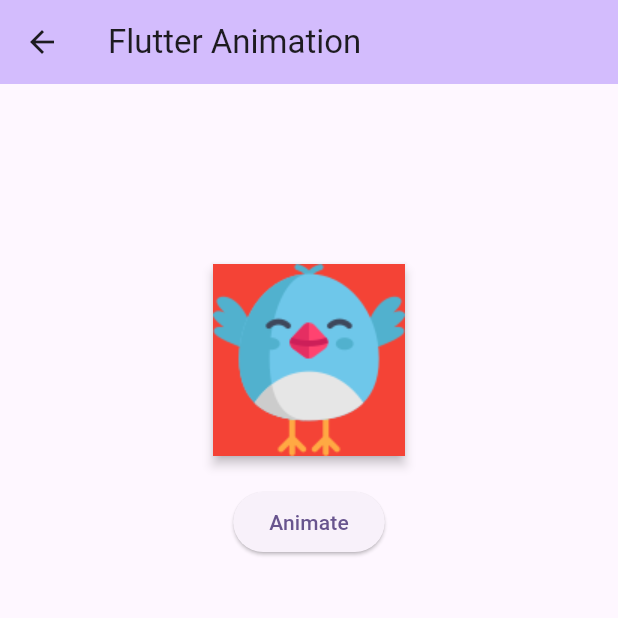
After one commit to kamran8545/flutter_animations, a Flutter app: the screen it shows after launch, scrolled down 78 dp, after a tap on "Physical", on a phone screen of 412 x 824 dp, the top half of it. The commit adds this screen. Run offline on Flutter 3.47's test engine with Material 3 defaults, Android fonts, the phone set to English and light mode, and no system bars.

Commit message:
completed animated physical widget

```diff
--- a/lib/main.dart
+++ b/lib/main.dart
@@ -4,6 +4,7 @@ import 'package:flutter_animations/widgets/animated_container_widget.dart';
 import 'package:flutter_animations/widgets/animated_cross_fade_widget.dart';
 import 'package:flutter_animations/widgets/animated_opacity_widget.dart';
 import 'package:flutter_animations/widgets/animated_padding_widget.dart';
+import 'package:flutter_animations/widgets/animated_physical_model_widget.dart';
 import 'package:flutter_animations/widgets/animated_positioned_widget.dart';
 import 'package:flutter_animations/widgets/animated_rotation_widget.dart';
 import 'package:flutter_animations/widgets/animated_scale_widget.dart';
@@ -175,6 +176,17 @@ class _MyHomePageState extends State<MyHomePage> {
               child: const Text('Animated Switcher'),
             ),
             const SizedBox(height: 20,),
+            ElevatedButton(
+              onPressed: () {
+                Navigator.of(context).push(
+                  MaterialPageRoute(
+                    builder: (context) => AnimatedPhysicalModelWidget(title: widget.title),
+                  ),
+                );
+              },
+              child: const Text('Physical'),
+            ),
+            const SizedBox(height: 20,),
           ],
         ),
       ),
--- /dev/null
+++ b/lib/widgets/animated_physical_model_widget.dart
@@ -0,0 +1,58 @@
+import 'package:flutter/material.dart';
+
+class AnimatedPhysicalModelWidget extends StatefulWidget {
+  const AnimatedPhysicalModelWidget({super.key, required this.title});
+
+  final String title;
+
+  @override
+  State<AnimatedPhysicalModelWidget> createState() => _AnimatedPhysicalModelWidgetState();
+}
+
+class _AnimatedPhysicalModelWidgetState extends State<AnimatedPhysicalModelWidget> {
+  Color backgroundColor = Colors.red;
+  double elevation = 3;
+
+  @override
+  Widget build(BuildContext context) {
+    return Scaffold(
+      appBar: AppBar(
+        backgroundColor: Theme.of(context).colorScheme.inversePrimary,
+        title: Text(widget.title),
+      ),
+      body: Column(
+        mainAxisAlignment: MainAxisAlignment.center,
+        mainAxisSize: MainAxisSize.min,
+        children: [
+          const SizedBox(height: 120),
+          AnimatedPhysicalModel(shape: BoxShape.rectangle,
+          elevation: elevation,
+          color: backgroundColor,
+          shadowColor: Colors.black,
+          duration: const Duration(milliseconds: 400),
+          child: Image.asset('assets/icons/bird.png'),
+          ),
+          const SizedBox(
+            height: 20,
+            width: double.infinity,
+          ),
+          ElevatedButton(
+            onPressed: () {
+              setState(() {
+                if(elevation == 3){
+                  backgroundColor = Colors.greenAccent;
+                  elevation = 15;
+                }else{
+                  backgroundColor = Colors.red;
+                  elevation = 3;
+                }
+              });
+            },
+            child: const Text('Animate'),
+          ),
+          const SizedBox(height: 120),
+        ],
+      ),
+    );
+  }
+}
```
